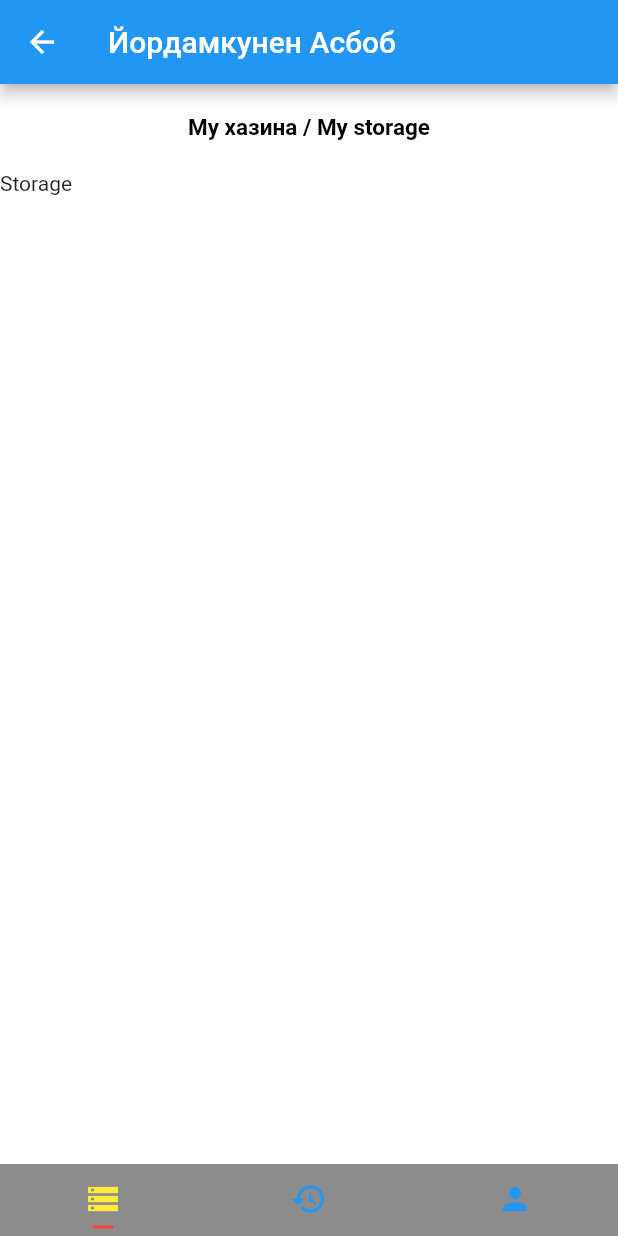
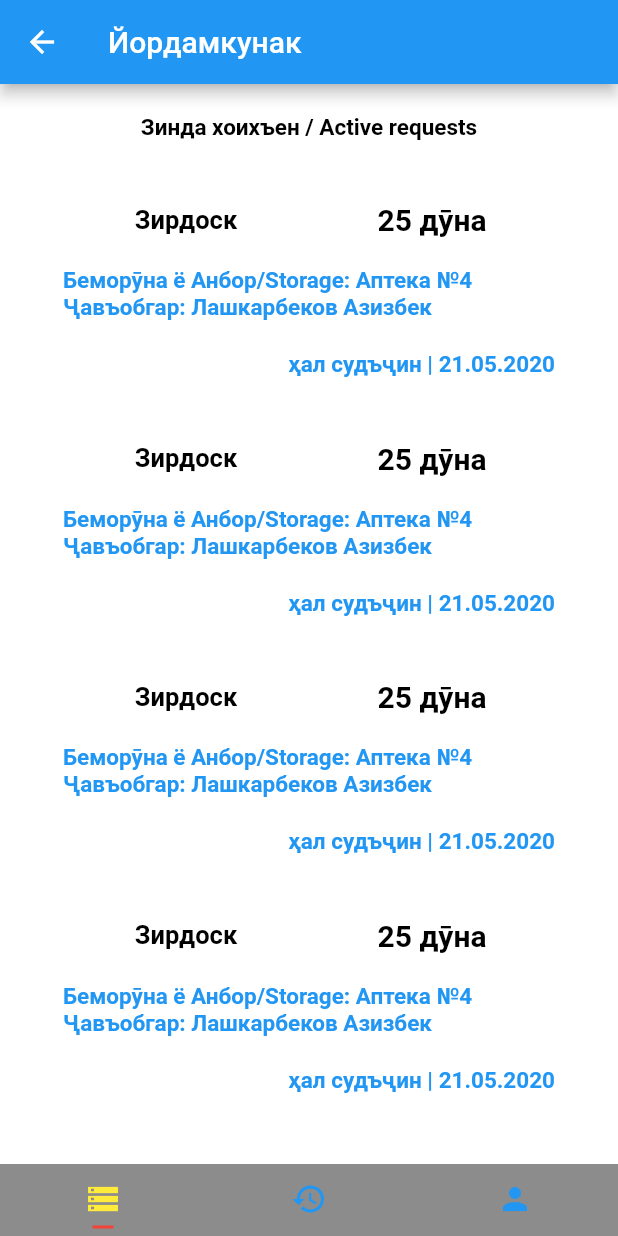
Before and after one commit to oshurmamadov/volunteer_app, a Flutter app: the screen it shows after launch, after a tap on "Сатам йордамкун ҷиноу", on a phone screen of 412 x 824 dp. Run offline on Flutter 3.47's test engine with Material 2 defaults, Android fonts, the phone set to English and light mode, and no system bars; missing offline and left inert: dataclass; Roboto replaces fonts that are missing (Arvo).

Commit message:
Дусик навъовъарэ

```diff
--- a/lib/personal_data.dart
+++ b/lib/common/personal_data.dart
@@ -1,7 +1,7 @@
 
 import 'package:flutter/material.dart';
-import 'package:volunteerapp/utils.dart';
-import 'main.dart';
+import 'package:volunteerapp/common/utils.dart';
+import '../main.dart';
 
 class InfoCell extends StatelessWidget {
   final bool forDoctors;
--- /dev/null
+++ b/lib/data/dto.dart
@@ -0,0 +1,29 @@
+
+import 'package:dataclass/dataclass.dart';
+
+@dataClass
+class Request {
+  final List<ProductUnit> product;
+  final String owner;
+  final String notes;
+  final String date;
+  final String status;
+  final String volunteer;
+
+  Request(
+      this.product,
+      this.owner,
+      this.notes,
+      this.date,
+      this.status,
+      this.volunteer
+      );
+}
+
+@dataClass
+class ProductUnit {
+  final String product;
+  final String productCount;
+
+  ProductUnit(this.product, this.productCount);
+}
--- a/lib/login.dart
+++ b/lib/login.dart
@@ -1,8 +1,8 @@
 import 'package:flutter/material.dart';
-import 'package:volunteerapp/utils.dart';
-import 'package:volunteerapp/volunteer_dashboard.dart';
+import 'package:volunteerapp/common/utils.dart';
+import 'package:volunteerapp/storage/volunteer_dashboard.dart';
 
-import 'doctor_dashboard.dart';
+import 'request_creator/doctor_dashboard.dart';
 import 'main.dart';
 
 class Login extends StatelessWidget {
@@ -11,7 +11,7 @@ class Login extends StatelessWidget {
     return Scaffold(
         resizeToAvoidBottomInset: false,
         appBar: AppBar(
-          title: Text('Пехъвъоз-----='),
+          title: Text('Пехъвъоз'),
         ),
         body: Column(
           mainAxisAlignment: MainAxisAlignment.center,
--- a/lib/doctor_dashboard.dart
+++ b/lib/request_creator/doctor_dashboard.dart
@@ -1,7 +1,8 @@
+
 import 'package:flutter/material.dart';
-import 'package:volunteerapp/new_request.dart';
-import 'package:volunteerapp/personal_data.dart';
-import 'package:volunteerapp/utils.dart';
+import 'package:volunteerapp/request_creator/new_request.dart';
+import 'package:volunteerapp/common/personal_data.dart';
+import 'package:volunteerapp/common/utils.dart';
 
 class DoctorDashboard extends StatelessWidget {
   @override
@@ -10,7 +11,7 @@ class DoctorDashboard extends StatelessWidget {
       length: 2,
       child: Scaffold(
         appBar: AppBar(
-          title: Text('Йордамкунен Асбоб'),
+          title: Text('Йордамкунак'),
         ),
         body: TabBarView(
           children: [
@@ -27,7 +28,7 @@ class DoctorDashboard extends StatelessWidget {
                           return Container(
                             margin: EdgeInsets.fromLTRB(10, 5, 10, 5),
                             color: Colors.white,
-                            child: RequestCell(i.toString()),
+                            child: RequestCell(i.toString(), (){}),
                           );
                         }
                     ),
@@ -72,12 +73,15 @@ class DoctorDashboard extends StatelessWidget {
 
 class RequestCell extends StatelessWidget {
   final String requestNumber;
+  final VoidCallback onPressed;
 
-  RequestCell(this.requestNumber);
+  RequestCell(this.requestNumber,  this.onPressed);
 
   @override
   Widget build(BuildContext context) {
-    return Padding(
+    return FlatButton(
+      onPressed: onPressed,
+      child:  Padding(
           padding: EdgeInsets.all(16.0),
           child: Column(
             crossAxisAlignment: CrossAxisAlignment.start,
@@ -116,8 +120,8 @@ class RequestCell extends StatelessWidget {
               ),
               //  Flexible(
               Padding(padding: EdgeInsets.all(10)),
-            RequestSimpleCell('Хуҷаин: Азизбеков Лашкарбек'),
-            RequestSimpleCell('Хазина: Аптека №4'),
+              //RequestSimpleCell('Хуҷаин: Азизбеков Лашкарбек'),
+              RequestSimpleCell('Беморӯна ё Анбор/Storage: Аптека №4'),
               RequestSimpleCell('Ҷавъобгар: Лашкарбеков Азизбек'),
               Padding(padding: EdgeInsets.all(10)),
               Row(
@@ -130,6 +134,7 @@ class RequestCell extends StatelessWidget {
               ),
             ],
           )
+      ),
     );
   }
 }
--- /dev/null
+++ b/lib/storage/volunteer_dashboard.dart
@@ -0,0 +1,96 @@
+
+import 'package:flutter/material.dart';
+import 'package:volunteerapp/common/personal_data.dart';
+import 'package:volunteerapp/common/utils.dart';
+import 'package:volunteerapp/data/dto.dart';
+import 'package:volunteerapp/storage/request_details.dart';
+
+import '../request_creator/doctor_dashboard.dart';
+
+class VolunteerDashboard extends StatelessWidget {
+  @override
+  Widget build(BuildContext context) {
+    return DefaultTabController(
+      length: 3,
+      child: Scaffold(
+        appBar: AppBar(
+          title: Text('Йордамкунак'),
+        ),
+        body: TabBarView(
+          children: [
+            StorageActiveRequests('Зинда хоихъен / Active requests', true),
+            StorageActiveRequests('Таърих / History', false),
+            new Container(
+              color: Colors.white,
+              child: InfoCell(false),
+            ),
+          ],
+        ),
+        bottomNavigationBar: new TabBar(
+          tabs: [
+            Tab(icon: new Icon(Icons.storage),),
+            Tab(icon: new Icon(Icons.history),),
+            Tab(icon: new Icon(Icons.person),),
+          ],
+          labelColor: Colors.yellow,
+          unselectedLabelColor: Colors.blue,
+          indicatorSize: TabBarIndicatorSize.label,
+          indicatorPadding: EdgeInsets.all(5.0),
+          indicatorColor: Colors.red,
+        ),
+        backgroundColor: Colors.black45,
+      ),
+    );
+  }
+}
+
+class StorageActiveRequests extends StatelessWidget {
+  final String title;
+  final bool isEditable;
+
+  StorageActiveRequests(this.title, this.isEditable);
+
+  var request = Request(
+    [
+      ProductUnit('Сипандӯна', '89 дӯна'),
+      ProductUnit('Зирдоск', '14 дӯна')
+    ],
+    'Хъицӯн медпункт',
+    '',
+    '22.05.2020',
+    'навъ',
+    'Мамадназарбеков Давлатбек',
+  );
+
+  @override
+  Widget build(BuildContext context) {
+    return Scaffold(
+      backgroundColor: Color.fromRGBO(255, 255, 255, 20),
+      body: Column(
+        crossAxisAlignment: CrossAxisAlignment.start,
+        children: <Widget>[
+          HeaderCell(title),
+          Expanded(
+            child: ListView.builder(
+                itemCount: 20,
+                itemBuilder: (context, i) {
+                  return Container(
+                    margin: EdgeInsets.fromLTRB(10, 5, 10, 5),
+                    color: Colors.white,
+                    child: RequestCell(i.toString(), (){
+                      Navigator.push(
+                          context,
+                          MaterialPageRoute(builder: (context) {
+                            return RequestDetails(request, isEditable);
+                          })
+                      );
+                    }),
+                  );
+                }
+            ),
+          ),
+        ],
+      ),
+    );
+  }
+}
--- a/lib/volunteer_dashboard.dart
+++ /dev/null
@@ -1,56 +0,0 @@
-
-import 'package:flutter/material.dart';
-import 'package:volunteerapp/personal_data.dart';
-import 'package:volunteerapp/utils.dart';
-
-class VolunteerDashboard extends StatelessWidget {
-  @override
-  Widget build(BuildContext context) {
-    return DefaultTabController(
-      length: 3,
-      child: Scaffold(
-        appBar: AppBar(
-          title: Text('Йордамкунен Асбоб'),
-        ),
-        body: TabBarView(
-          children: [
-            new Scaffold(
-              backgroundColor: Color.fromRGBO(255, 255, 255, 20),
-              body: Column(
-                crossAxisAlignment: CrossAxisAlignment.start,
-                children: <Widget>[
-                  HeaderCell('Му хазина / My storage'),
-                  new Container(
-                    color: Colors.white,
-                    child: Text('Storage'),
-                  ),
-                ],
-              ),
-            ),
-            new Container(
-              color: Colors.white,
-              child: Text('History'),
-            ),
-            new Container(
-              color: Colors.white,
-              child: InfoCell(false),
-            ),
-          ],
-        ),
-        bottomNavigationBar: new TabBar(
-          tabs: [
-            Tab(icon: new Icon(Icons.storage),),
-            Tab(icon: new Icon(Icons.history),),
-            Tab(icon: new Icon(Icons.person),),
-          ],
-          labelColor: Colors.yellow,
-          unselectedLabelColor: Colors.blue,
-          indicatorSize: TabBarIndicatorSize.label,
-          indicatorPadding: EdgeInsets.all(5.0),
-          indicatorColor: Colors.red,
-        ),
-        backgroundColor: Colors.black45,
-      ),
-    );
-  }
-}
--- a/pubspec.yaml
+++ b/pubspec.yaml
@@ -28,6 +28,7 @@ dependencies:
   # The following adds the Cupertino Icons font to your application.
   # Use with the CupertinoIcons class for iOS style icons.
   cupertino_icons: ^0.1.3
+  dataclass: 0.3.0+1
 
 dev_dependencies:
   flutter_test:
```
Also changed, not shown: lib/request_creator/new_request.dart (renamed from lib/new_request.dart, +12 -4 lines), lib/storage/request_details.dart (added, +260 -0 lines), lib/common/utils.dart (renamed from lib/utils.dart), pubspec.lock. Lines whose indentation alone changed are shown as unchanged.
